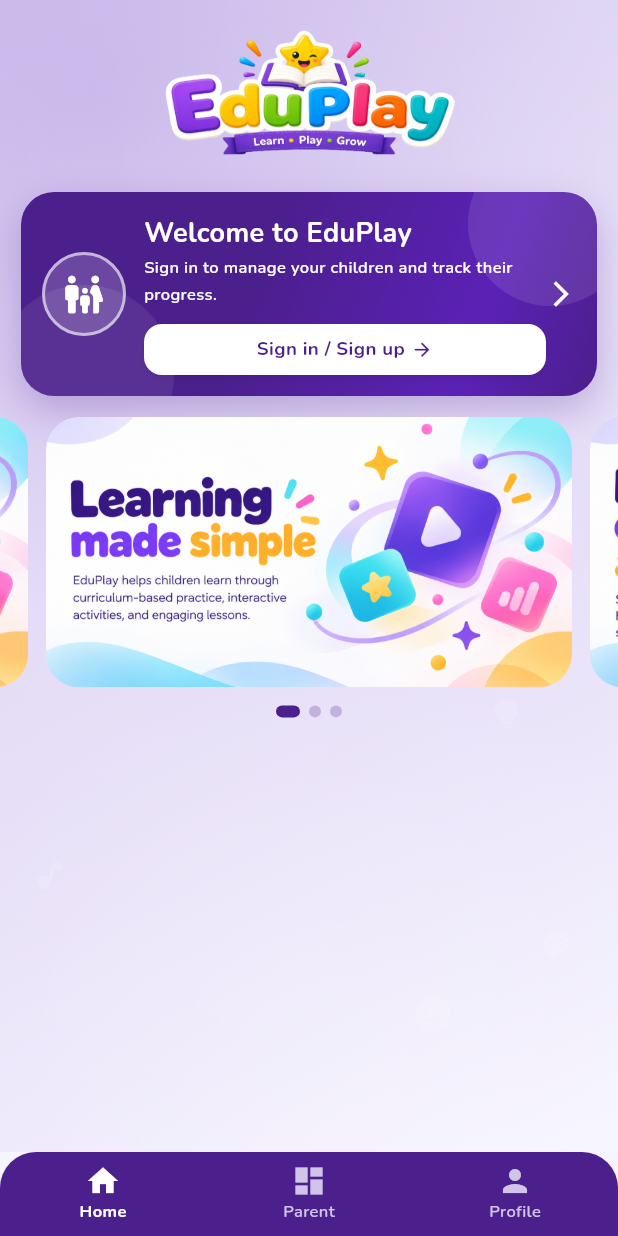
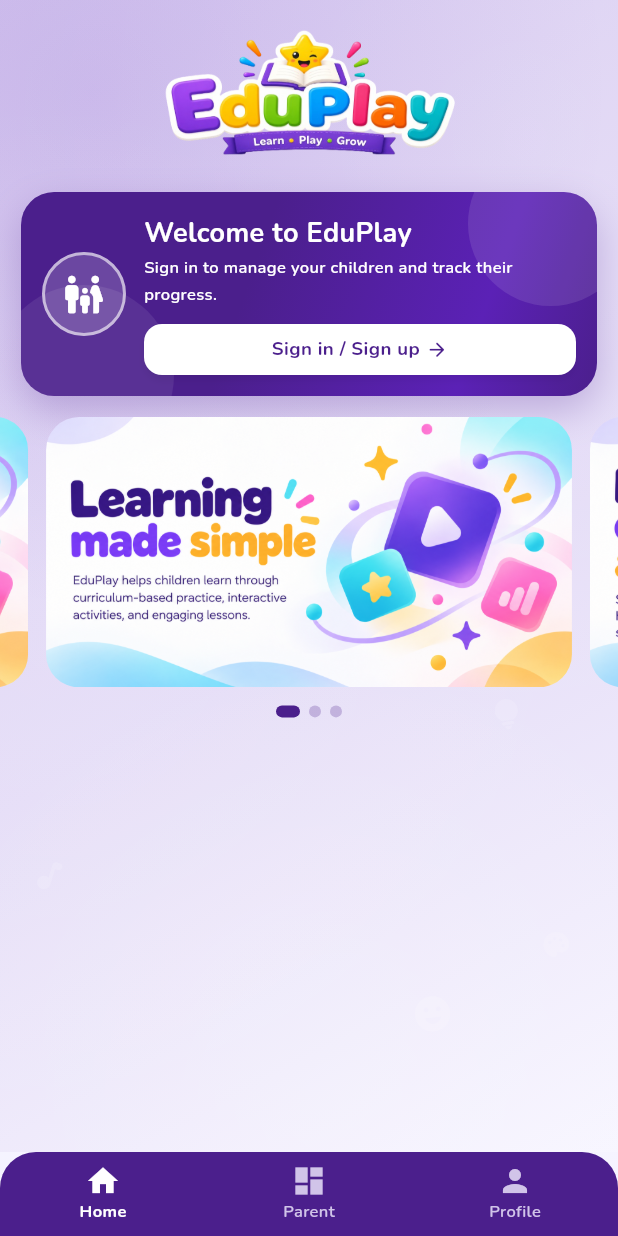
Before and after one commit to zaidzia46/eduplay, a Flutter app: the screen it shows after launch, on a phone screen of 412 x 824 dp. Run offline on Flutter 3.47's test engine with Material 3 defaults, Android fonts, the phone set to English and light mode, and no system bars; drawn by our look-alikes of carousel_slider; our stand-ins replace audioplayers, cached_network_image, confetti, dio, flutter_cache_manager, font_awesome_flutter and 9 more; missing offline and left inert: linear_progress_bar, webview_flutter_android; accounts and stored records are empty.

Commit message:
add loggedIn checkup on forward button

```diff
--- a/lib/screens/parent_main/app_dashboard/app_dashboard_screen.dart
+++ b/lib/screens/parent_main/app_dashboard/app_dashboard_screen.dart
@@ -362,11 +362,13 @@ class _ParentEntryCard extends StatelessWidget {
                             ],
                           ),
                         ),
-                        Icon(
-                          Icons.arrow_forward_ios_outlined,
-                          color: AppColors.white,
-                          size: 20,
-                        ),
+                        if (loggedIn) ...[
+                          Icon(
+                            Icons.arrow_forward_ios_outlined,
+                            color: AppColors.white,
+                            size: 20,
+                          ),
+                        ],
                       ],
                     ),
                   ),
```
